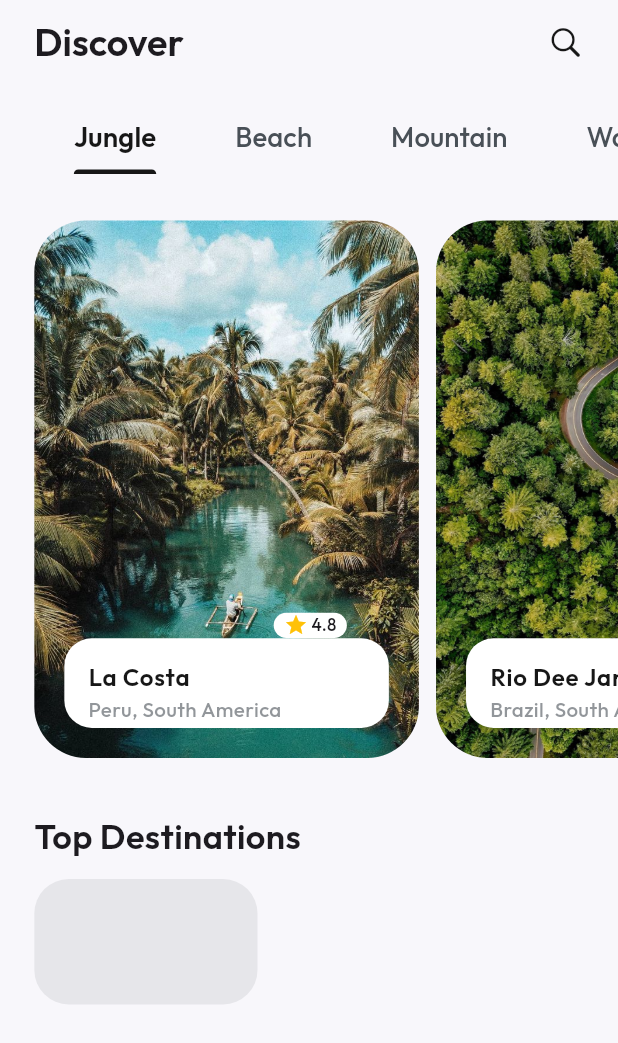
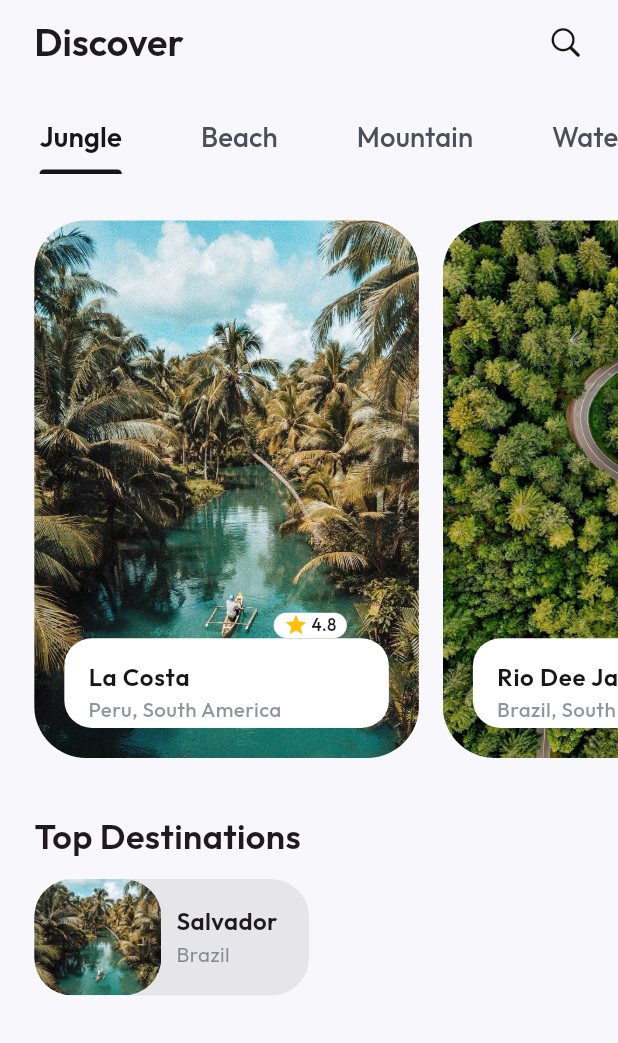
Before and after one commit to ShahzainAhmed/TravelLens, a Flutter app: the HomeScreen screen opened by its route, on a phone screen of 412 x 824 dp. Shown: the top 1043 px of the screen. Run offline on Flutter 3.47's test engine with Material 3 defaults, Android fonts, the phone set to English and light mode, and no system bars; our stand-ins replace animate_do, bounce, flutter_screenutil, get, google_fonts, like_button.

Commit message:
Add SmallTiles widget and update HomeScreen layout for improved design

```diff
--- a/lib/views/home/home_screen.dart
+++ b/lib/views/home/home_screen.dart
@@ -3,8 +3,10 @@ import 'package:flutter/material.dart';
 import 'package:flutter_screenutil/flutter_screenutil.dart';
 import 'package:get/get.dart';
 import 'package:travel_lens/models/tile_model.dart';
+import 'package:travel_lens/resources/app_assets.dart';
 import 'package:travel_lens/resources/app_colors.dart';
 import 'package:travel_lens/resources/app_typography.dart';
+import 'package:travel_lens/views/home/widgets/small_tiles.dart';
 import 'package:travel_lens/views/home/widgets/tabbar_widget.dart';
 import 'package:travel_lens/views/home/widgets/tiles.dart';
 
@@ -31,8 +33,6 @@ class HomeScreen extends StatelessWidget {
       ),
       body: DefaultTabController(
         length: 3,
-        child: Padding(
-          padding: EdgeInsets.only(left: 20.w),
         child: Column(
           crossAxisAlignment: CrossAxisAlignment.start,
           children: [
@@ -43,8 +43,8 @@ class HomeScreen extends StatelessWidget {
               height: 300.h,
               width: Get.width,
               child: ListView.separated(
-                  padding: EdgeInsets.only(right: 20.w),
-                  separatorBuilder: (context, index) => SizedBox(width: 10.w),
+                padding: EdgeInsets.symmetric(horizontal: 20.w),
+                separatorBuilder: (context, index) => SizedBox(width: 14.w),
                 scrollDirection: Axis.horizontal,
                 itemCount: tileModelList.length,
                 itemBuilder: (context, index) {
@@ -56,21 +56,16 @@ class HomeScreen extends StatelessWidget {
               ),
             ),
             SizedBox(height: 30.h),
-              Text(
+            Padding(
+              padding: EdgeInsets.symmetric(horizontal: 20.w),
+              child: Text(
                 "Top Destinations",
                 style: AppTypography.kBold20,
               ),
+            ),
             SizedBox(height: 10.h),
-              Container(
-                height: 70.h,
-                width: 130.w,
-                decoration: BoxDecoration(
-                  color: AppColors.kDarkGreyColor.withOpacity(0.1),
-                  borderRadius: BorderRadius.circular(20.r),
-                ),
-              ),
+            const SmallTiles(),
           ],
-          ),
         ),
       ),
     );
--- /dev/null
+++ b/lib/views/home/widgets/small_tiles.dart
@@ -0,0 +1,57 @@
+import 'package:flutter/cupertino.dart';
+import 'package:flutter/material.dart';
+import 'package:flutter_screenutil/flutter_screenutil.dart';
+import 'package:get/get.dart';
+import 'package:travel_lens/models/tile_model.dart';
+import 'package:travel_lens/resources/app_assets.dart';
+import 'package:travel_lens/resources/app_colors.dart';
+import 'package:travel_lens/resources/app_typography.dart';
+import 'package:travel_lens/views/home/widgets/tabbar_widget.dart';
+import 'package:travel_lens/views/home/widgets/tiles.dart';
+
+class SmallTiles extends StatelessWidget {
+  const SmallTiles({super.key});
+
+  @override
+  Widget build(BuildContext context) {
+    return Padding(
+      padding: EdgeInsets.symmetric(horizontal: 20.w),
+      child: Container(
+        height: 65.h,
+        width: 160.w,
+        decoration: BoxDecoration(
+          color: AppColors.kDarkGreyColor.withOpacity(0.1),
+          borderRadius: BorderRadius.circular(22.r),
+        ),
+        child: Row(
+          children: [
+            ClipRRect(
+              borderRadius: BorderRadius.circular(22.r),
+              child: Image.asset(
+                AppAssets.kPicture1,
+                fit: BoxFit.cover,
+                width: 74.w,
+              ),
+            ),
+            const SizedBox(width: 10),
+            Column(
+              mainAxisAlignment: MainAxisAlignment.center,
+              crossAxisAlignment: CrossAxisAlignment.start,
+              children: [
+                Text(
+                  "Salvador",
+                  style: AppTypography.kBold14,
+                ),
+                Text(
+                  "Brazil",
+                  style: AppTypography.kLight12.copyWith(
+                      color: AppColors.kDarkGreyColor.withOpacity(0.6)),
+                )
+              ],
+            ),
+          ],
+        ),
+      ),
+    );
+  }
+}
```
Lines whose indentation alone changed are shown as unchanged.
